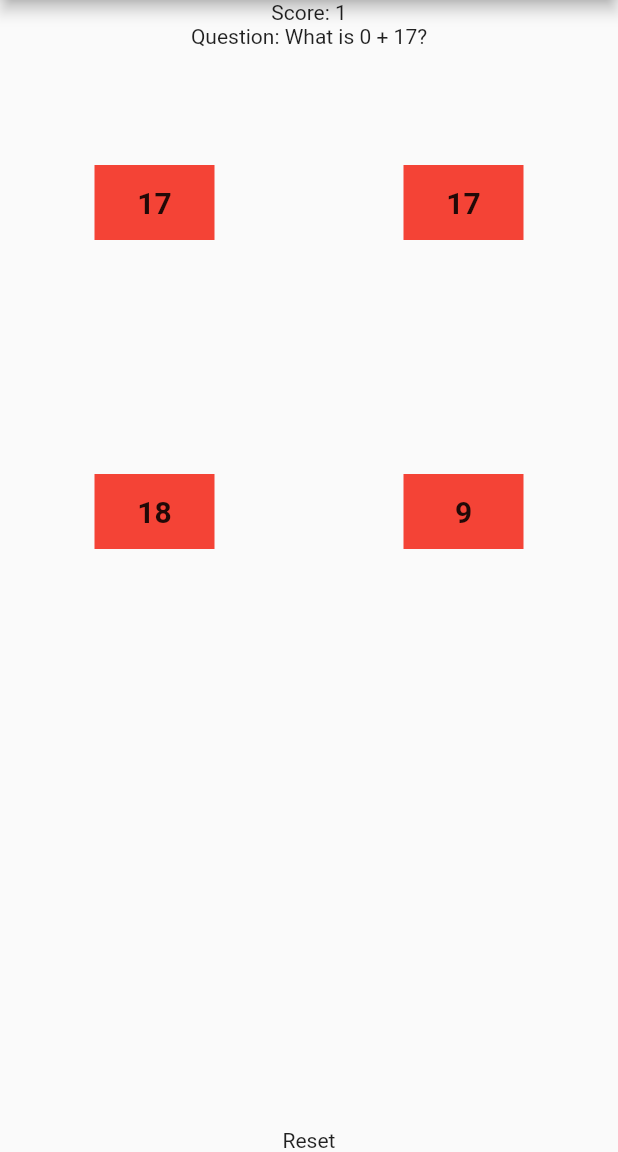
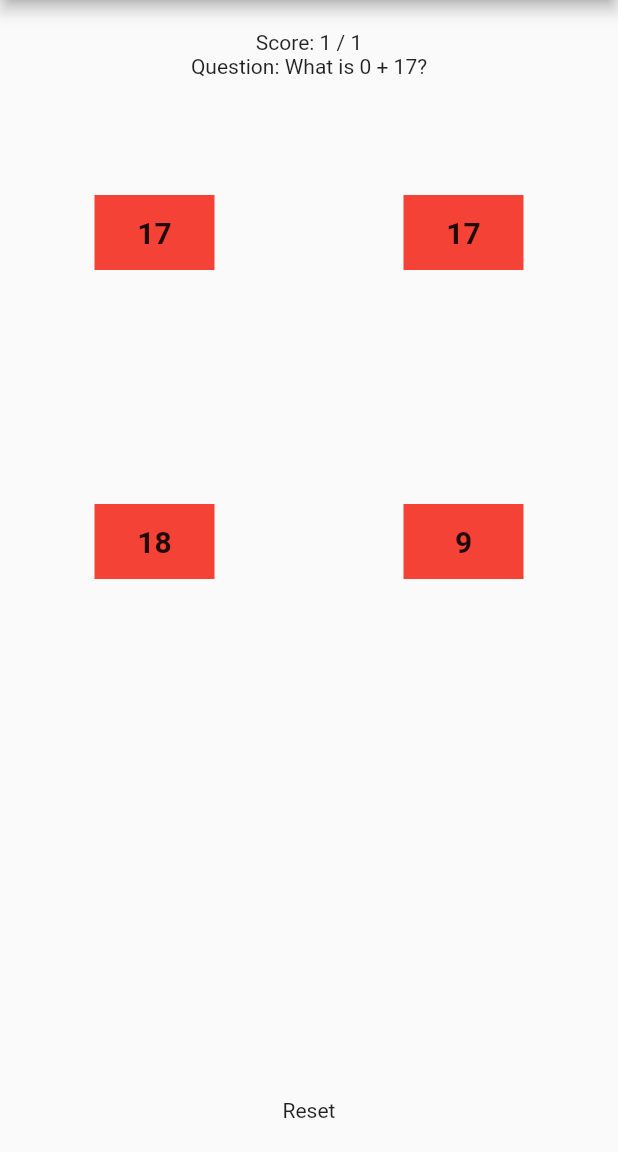
Before and after one commit to HighlandsCollege/l3y1u7-maths-app, a Flutter app: the screen it shows after launch, after a tap on an icon or button, on a phone screen of 412 x 824 dp, the part 84-1236 px from its top. Run offline on Flutter 3.47's test engine with Material 2 defaults, Android fonts, the phone set to English and light mode, and no system bars.

```diff
--- a/lib/main.dart
+++ b/lib/main.dart
@@ -32,6 +32,7 @@ class MyHomePage extends StatefulWidget {
 class _MyHomePageState extends State<MyHomePage> {
   String _question = '';
   int _correct = 0;
+  int _totalAnswers = 0;
   int _score = 0;
   List<int> _buffer = [];
 
@@ -55,6 +56,10 @@ class _MyHomePageState extends State<MyHomePage> {
         _score++;
       });
     }
+
+    setState(() {
+      _totalAnswers++;
+    });
 
     _generateQuestion();
   }
@@ -102,8 +107,9 @@ class _MyHomePageState extends State<MyHomePage> {
         child: Column(
           mainAxisAlignment: MainAxisAlignment.center,
           children: <Widget>[
+            Container(height: 20),
             Text(
-                'Score: $_score'
+                'Score: $_score / $_totalAnswers'
             ),
             Text(
                 'Question: $_question'
@@ -137,7 +143,8 @@ class _MyHomePageState extends State<MyHomePage> {
               child: Center(
                 child: Text('Reset'),
               ),
-            )
+            ),
+            Container(height: 20)
           ],
         ),
       )
```
